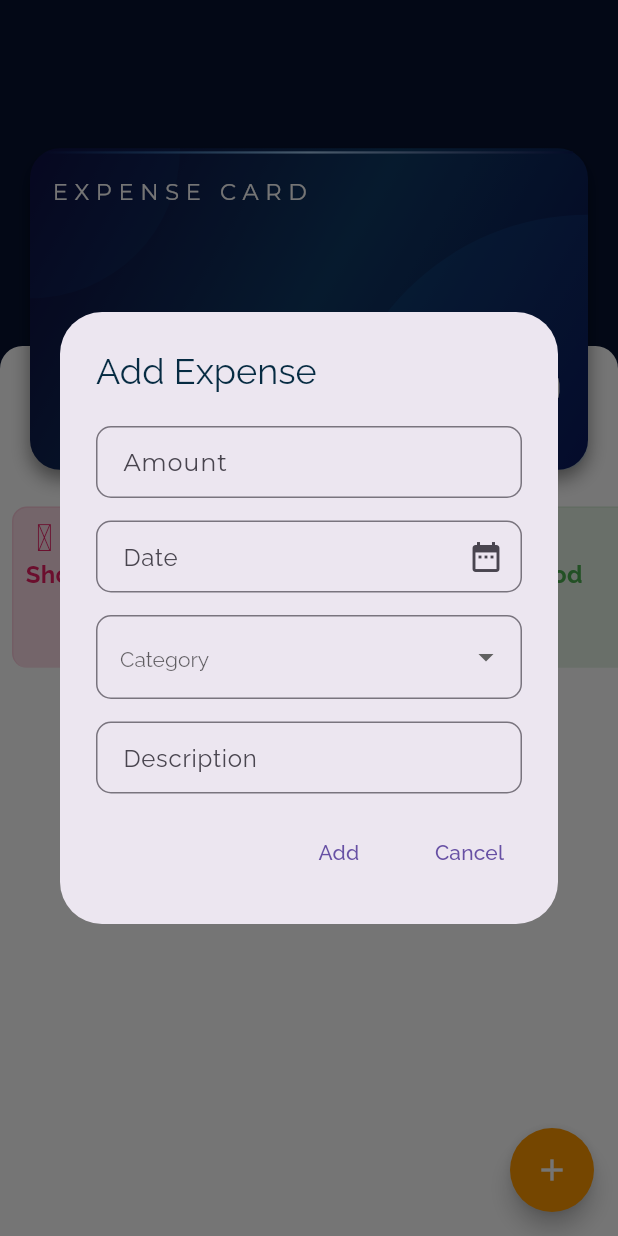
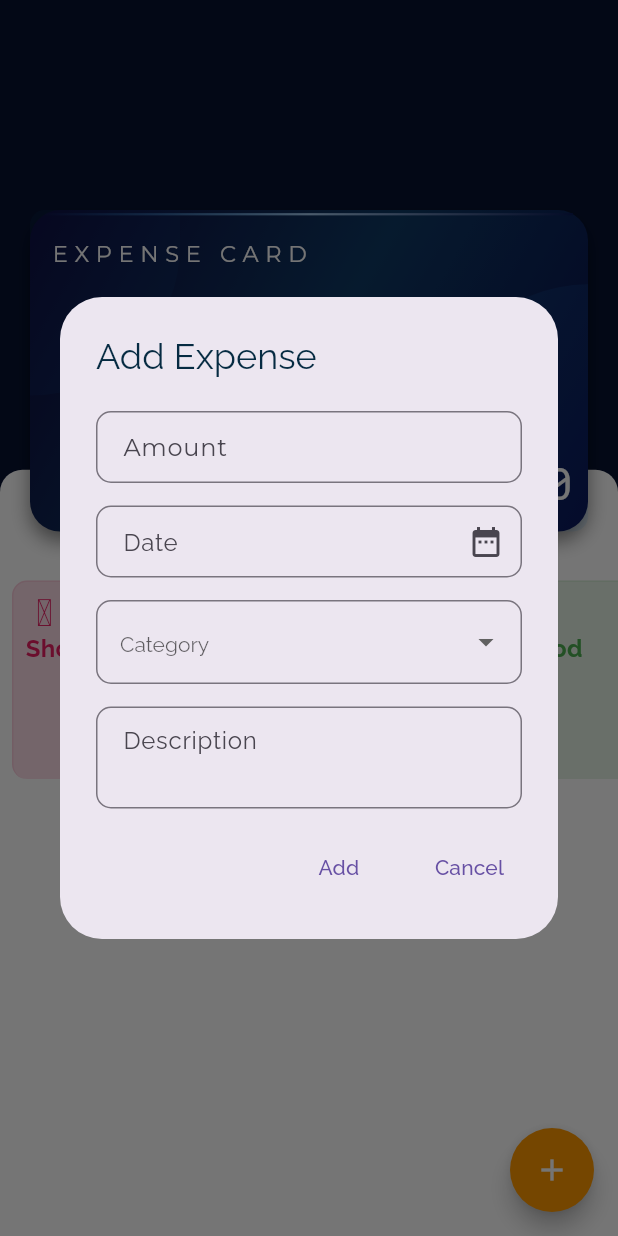
Before and after one commit to muhammed-ajmal1217/Expense_Tracker, a Flutter app: the screen it shows after launch, after a tap on the "add" icon, on a phone screen of 412 x 824 dp. Run offline on Flutter 3.47's test engine with Material 3 defaults, Android fonts, the phone set to English and light mode, and no system bars; our stand-ins replace awesome_notifications, google_fonts, hive, hive_flutter, iconsax; accounts and stored records are empty.

Commit message:
ui problem fixed

```diff
--- a/lib/controller/home_provider.dart
+++ b/lib/controller/home_provider.dart
@@ -9,7 +9,11 @@ class ExpenseProvider extends ChangeNotifier {
   List<ExpenseModel> expenses = [];
   final box = Hive.box<ExpenseModel>('expense_box');
    ExpenseProvider() {
-   loadData();
+    init();
+  }
+  Future<void> init() async {
+    await Hive.openBox<ExpenseModel>('expense_box');
+    loadData();
   }
   Future<void> loadData() async {
     try {
--- a/lib/main.dart
+++ b/lib/main.dart
@@ -13,7 +13,7 @@ void main() async {
   if (!Hive.isAdapterRegistered(ExpenseModelAdapter().typeId)) {
     Hive.registerAdapter(ExpenseModelAdapter());
   }
-  // await Hive.openBox<ExpenseModel>('expense_box');
+  await Hive.openBox<ExpenseModel>('expense_box');
   await AwesomeNotifications().initialize(
     null,
     [
--- a/lib/views/home_page.dart
+++ b/lib/views/home_page.dart
@@ -29,7 +29,7 @@ class HomePage extends StatelessWidget {
                   alignment: Alignment.bottomCenter,
                   children: [
                     Container(
-                      height: size.height * 0.72,
+                      height: size.height * 0.62,
                       width: double.infinity,
                       decoration: BoxDecoration(
                           color: Colors.white,
@@ -39,10 +39,10 @@ class HomePage extends StatelessWidget {
                       child: Column(
                         children: [
                           SizedBox(
-                            height: size.height * 0.12,
+                            height: size.height * 0.08,
                           ),
                           SizedBox(
-                            height: size.height * 0.15,
+                            height: size.height * 0.18,
                             child: Align(
                               alignment: Alignment.topCenter,
                               child: CategoryList(
@@ -58,18 +58,18 @@ class HomePage extends StatelessWidget {
                       ),
                     ),
                     Padding(
-                      padding: EdgeInsets.only(bottom: size.height * 0.62),
-                      child: Padding(
-                        padding: const EdgeInsets.only(left: 20, right: 20),
+                      padding:  EdgeInsets.only(left: 20, right: 20,bottom: size.height * 0.57),
                       child: Container(
-                          height: size.height * 0.26,
+                        height: size.height *
+                            0.26,
                         width: double.infinity,
                         decoration: BoxDecoration(
                           boxShadow: [
                             BoxShadow(
                               color: Colors.black.withOpacity(0.45),
                               blurRadius: 10,
-                                  offset: Offset(0, 6))
+                              offset: Offset(0, 6),
+                            )
                           ],
                           borderRadius: BorderRadius.circular(20),
                           gradient: HelPers.cardLineGradient(),
@@ -77,12 +77,14 @@ class HomePage extends StatelessWidget {
                         child: Stack(
                           children: [
                             Container(
-                                height: 100,
+                              height: size.height *
+                                  0.15,
                               width: 100,
                               decoration: BoxDecoration(
                                 borderRadius: BorderRadius.only(
                                     topLeft: Radius.circular(20),
-                                      bottomRight: Radius.circular(100)),
+                                    bottomRight: Radius.circular(200),
+                                  ),
                                 color: Colors.blue.withOpacity(0.05),
                               ),
                             ),
@@ -90,12 +92,13 @@ class HomePage extends StatelessWidget {
                               bottom: 0,
                               right: 0,
                               child: Container(
-                                  height: 170,
-                                  width: 170,
+                                height: size.height * 0.20,
+                                width: 100,
                                 decoration: BoxDecoration(
                                   borderRadius: BorderRadius.only(
                                     bottomRight: Radius.circular(20),
-                                        topLeft: Radius.circular(200)),
+                                    topLeft: Radius.circular(200),
+                                  ),
                                   color: Colors.blue.withOpacity(0.1),
                                 ),
                               ),
@@ -119,29 +122,24 @@ class HomePage extends StatelessWidget {
                                   child: Text(
                                     'E X P E N S E   C A R D',
                                     style: GoogleFonts.montserrat(
-                                          color: Colors.white, fontSize: 15),
+                                      color: Colors.white,
+                                      fontSize: 15,
                                     ),
                                   ),
-                                  SizedBox(
-                                    height: size.height * 0.08,
                                 ),
-                                  Align(
-                                    alignment: Alignment.bottomRight,
-                                    child: Padding(
-                                      padding: const EdgeInsets.all(17.0),
+                              ],
+                            ),
+                            Positioned(
+                              bottom: 10,
+                              right: 10,
                               child: Text(
                                   '₹ ${AppUtils.calculateTotalAmount(value.expenses)}',
                                   style: GoogleFonts.robotoMono(
                                     color: Colors.white,
                                     fontSize: 30,
                                   ),
-                                      ),
-                                    ),
-                                  ),
+                                ),)
                           ],
-                              ),
-                            ],
-                          ),
                         ),
                       ),
                     ),
--- a/lib/views/widgets/add_dialogue.dart
+++ b/lib/views/widgets/add_dialogue.dart
@@ -88,6 +88,7 @@ class AddDialogue extends StatelessWidget {
                 style: style,
                 controller: descriptionController,
                 hintText: 'Description',
+                maxLines: 2,
               ),
               SizedBox(
                 height: 15,
--- a/lib/views/widgets/category_list.dart
+++ b/lib/views/widgets/category_list.dart
@@ -72,7 +72,7 @@ class CategoryList extends StatelessWidget {
                     ],
                   ),
                   SizedBox(
-                      height: size.height * 0.02),
+                      height: size.height * 0.002),
                   Consumer<ExpenseProvider>(
                     builder: (context, value, child) =>
                      Align(
--- a/lib/views/widgets/edit_dialogue.dart
+++ b/lib/views/widgets/edit_dialogue.dart
@@ -104,6 +104,7 @@ class _EditDialogueState extends State<EditDialogue> {
                 controller: descriptionController,
                 hintText: 'Description',
                 type: TextInputType.text,
+                maxLines: 2,
               ),
               SizedBox(
                 height: 15,
--- a/lib/views/widgets/text_widget.dart
+++ b/lib/views/widgets/text_widget.dart
@@ -6,6 +6,7 @@ class TextWidget extends StatelessWidget {
   IconData? icon;
   String?hintText;
   TextInputType? type;
+  int? maxLines;
   TextWidget({
     super.key,
     required this.style,
@@ -14,13 +15,14 @@ class TextWidget extends StatelessWidget {
     this.icon,
     this.hintText,
     this.type,
-  });
+    this.maxLines,  });
 
   final TextStyle style;
 
   @override
   Widget build(BuildContext context) {
     return TextFormField(
+      maxLines: maxLines,
       style: style,
       controller: controller,
       keyboardType: type,
--- a/pubspec.yaml
+++ b/pubspec.yaml
@@ -47,6 +47,7 @@ dev_dependencies:
   flutter_test:
     sdk: flutter
   hive_generator: ^2.0.1
+  # test: ^1.24.9
 
 # For information on the generic Dart part of this file, see the
 # following page: https://dart.dev/tools/pub/pubspec
```
Also changed, not shown: pubspec.lock, 1 other file. Lines whose indentation alone changed are shown as unchanged.
